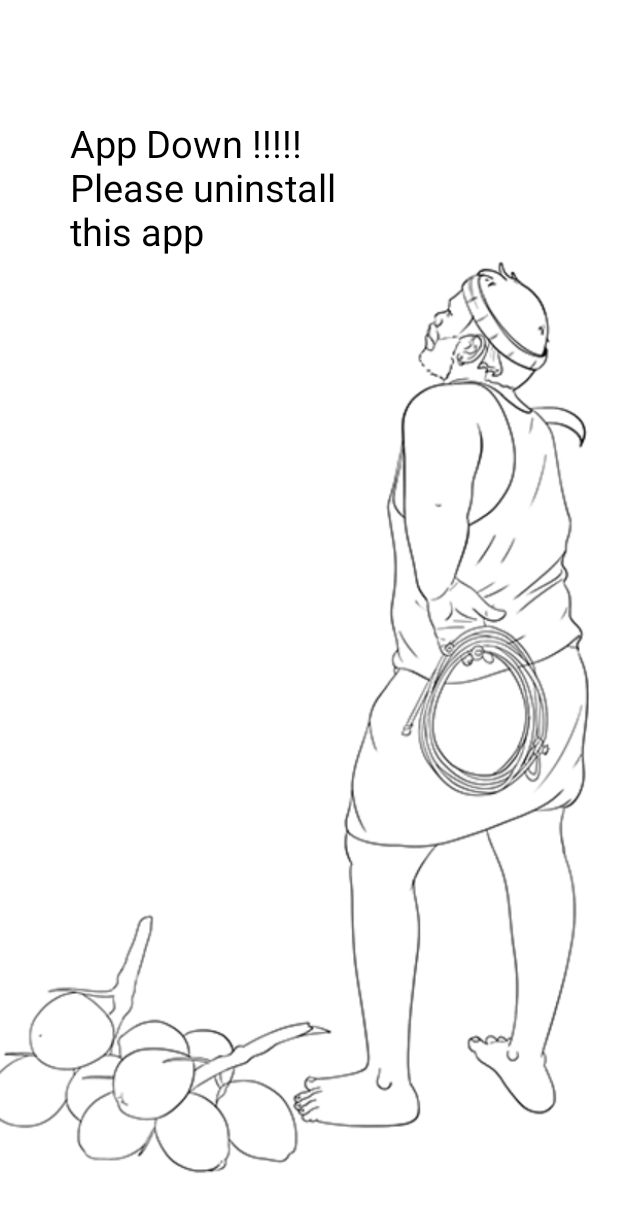
After one commit to panduloki/OneRootv2, an Android app: the AppUninstallActivity screen opened directly, with no data from a screen before it, on a phone screen of 412 x 824 dp. The commit adds this screen. Shown: the top 1212 px of the screen. Run offline under Robolectric (Android 15) with nearby library versions, the phone set to English and light mode, and no system bars.

Commit message:
changes in HomeFragment:created a "getCommandFromFireBase()" method created an "AppUninstallActivity.kt" to go uninstall view when commanded to uninstall app. uploaded new background images.

```diff
--- a/app/src/main/AndroidManifest.xml
+++ b/app/src/main/AndroidManifest.xml
@@ -38,9 +38,11 @@
         android:theme="@style/OneRoot.NoActionBar"
         tools:targetApi="s">
         <activity
+            android:name=".AppUninstallActivity"
+            android:exported="false" />
+        <activity
             android:name=".SessionActivity"
-            android:exported="false" />
-        <!-- main activity starts here -->
+            android:exported="false" /> <!-- main activity starts here -->
         <activity
             android:name=".MainActivity"
             android:exported="true"
--- /dev/null
+++ b/app/src/main/java/com/example/onerootv2/AppUninstallActivity.kt
@@ -0,0 +1,29 @@
+package com.example.onerootv2
+
+import android.content.Intent
+import android.net.Uri
+import androidx.appcompat.app.AppCompatActivity
+import android.os.Bundle
+
+class AppUninstallActivity : AppCompatActivity() {
+    // https://www.tutorialspoint.com/uninstall-apks-programmatically
+    // go to app uninstall info
+    //https://stackoverflow.com/questions/17167442/how-to-launch-app-info-for-a-android-package
+
+    private val packageName = "onerootv2"
+    override fun onCreate(savedInstanceState: Bundle?) {
+        println("uninstall process started")
+        super.onCreate(savedInstanceState)
+        setContentView(R.layout.activity_app_uninstall)
+
+//        val intent = Intent(Intent.ACTION_DELETE)
+//        intent.data = Uri.parse("package:com.example.onerootv2")
+//        startActivity(intent)
+//        print("app successfully uninstalled")
+
+        val i = Intent(android.provider.Settings.ACTION_APPLICATION_DETAILS_SETTINGS)
+        i.addCategory(Intent.CATEGORY_DEFAULT)
+        i.data = Uri.parse("package:com.example.$packageName")
+        startActivity(i)
+    }
+}
--- a/app/src/main/java/com/example/onerootv2/RegisterFragment.kt
+++ b/app/src/main/java/com/example/onerootv2/RegisterFragment.kt
@@ -235,6 +235,8 @@ class RegisterFragment : Fragment() {
             profileJson.addProperty("numberOfSessions", 1)
             profileJson.addProperty("location", selectedLocation)
             profileJson.addProperty("role",selectedRole)
+            profileJson.addProperty("status","user registered and saved on phone ")
+            profileJson.addProperty("command","no commands")
 
             // converting json object to json string
             val gson = Gson()
@@ -275,7 +277,7 @@ class RegisterFragment : Fragment() {
                 "numberOfSessions" to 1,
                 "location" to selectedLocation,
                 "role" to selectedRole,
-                "status" to "user registered",
+                "status" to "user registered uploaded to firebase",
                 "command" to "no commands"
             )
 
--- /dev/null
+++ b/app/src/main/res/layout/activity_app_uninstall.xml
@@ -0,0 +1,36 @@
+<?xml version="1.0" encoding="utf-8"?>
+<androidx.constraintlayout.widget.ConstraintLayout xmlns:android="http://schemas.android.com/apk/res/android"
+    xmlns:app="http://schemas.android.com/apk/res-auto"
+    xmlns:tools="http://schemas.android.com/tools"
+    android:layout_width="match_parent"
+    android:layout_height="match_parent"
+    tools:context=".AppUninstallActivity">
+
+    <ImageView
+        android:id="@+id/mainImageView"
+        android:layout_width="match_parent"
+        android:layout_height="match_parent"
+        android:contentDescription="@string/background"
+        android:minHeight="48dp"
+        android:scaleType="centerCrop"
+        android:src="@drawable/b6"
+        tools:layout_editor_absoluteX="-38dp"
+        tools:layout_editor_absoluteY="0dp" />
+
+    <TextView
+        android:id="@+id/UninstallTextView"
+        android:layout_width="330dp"
+        android:layout_height="154dp"
+        android:layout_marginTop="48dp"
+        android:padding="30dp"
+        android:text="@string/uninstallText"
+        android:textColor="#000000"
+        android:textSize="25sp"
+        app:layout_constraintEnd_toEndOf="parent"
+        app:layout_constraintHorizontal_bias="0.204"
+        app:layout_constraintStart_toStartOf="parent"
+        app:layout_constraintTop_toTopOf="parent"
+        tools:layout_conversion_absoluteHeight="94dp"
+        tools:layout_conversion_absoluteWidth="152dp" />
+
+</androidx.constraintlayout.widget.ConstraintLayout>
--- a/app/src/main/res/layout/fragment_register.xml
+++ b/app/src/main/res/layout/fragment_register.xml
@@ -4,7 +4,7 @@
     xmlns:tools="http://schemas.android.com/tools"
     android:layout_width="match_parent"
     android:layout_height="match_parent"
-    android:background="@drawable/background1"
+    android:background="@drawable/b6"
     tools:context="com.example.onerootv2.RegisterFragment">
 
     <TextView
--- a/app/src/main/res/values/strings.xml
+++ b/app/src/main/res/values/strings.xml
@@ -51,6 +51,7 @@
     <string name="location_view_text">location</string>
     <string name="session_previous_button_name">previous Button</string>
     <string name="session_next_button_name">next Button</string>
+    <string name="uninstallText">App Down !!!!! \nPlease uninstall \nthis app</string>
 
     <string-array name="location_list">
         <item>Chamrajnagar</item>
```
Also changed, not shown: app/src/main/java/com/example/onerootv2/HomeFragment.kt (+24 -10 lines), app/src/main/res/layout/activity_main.xml (+11 -0 lines), app/src/main/res/drawable/b4.jpg (added), app/src/main/res/drawable/b5.jpg (added), app/src/main/res/drawable/b6.jpg (added).
